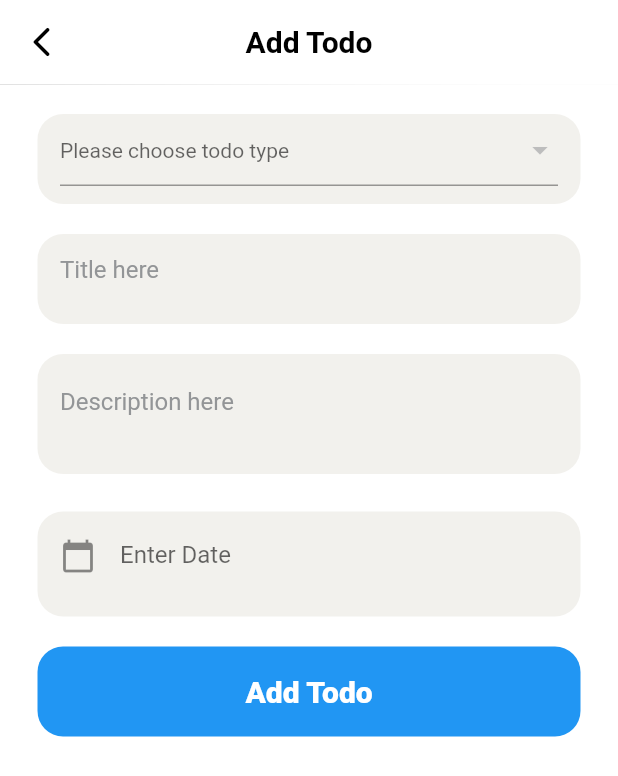
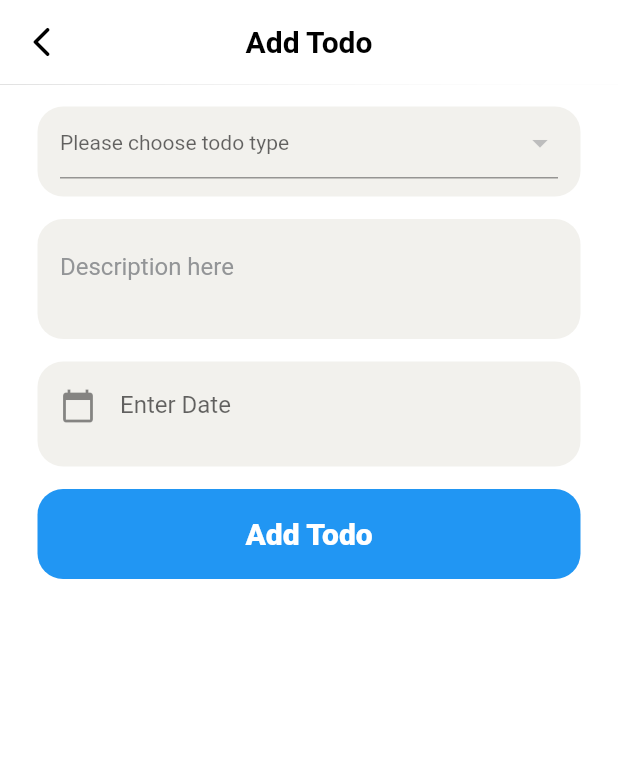
Before and after one commit to molorane/flutter-todo, a Flutter app: the AddTodo screen opened directly, on a phone screen of 412 x 824 dp. Shown: the top 776 px of the screen. Run offline on Flutter 3.47's test engine with Material 2 defaults, Android fonts, the phone set to English and light mode, and no system bars; our stand-ins replace equatable, flutter_riverpod, flutter_svg, iconsax, percent_indicator; missing offline and left inert: openapi_generator_annotations; Roboto replaces fonts that are missing (Cerebri Sans).

Commit message:
remove title

```diff
--- a/lib/pages/dashboard/dashboard.page.dart
+++ b/lib/pages/dashboard/dashboard.page.dart
@@ -283,7 +283,8 @@ class _DashboardPage extends State<DashboardPage> {
                                           totalByTodoType: todoStats!
                                               .countTodosByType(todoStats!
                                                   .groupTodos()
-                                                  .elementAt(index)));
+                                                  .elementAt(index)),
+                                      todoStats: todoStats!,);
                                     })),
                           ],
                         ),
--- a/lib/pages/routes/home.page.route.dart
+++ b/lib/pages/routes/home.page.route.dart
@@ -7,6 +7,7 @@ import 'package:todo/widgets/bottom.bar.dart';
 
 import '../errors/error.dialog.dart';
 import '../todo/add.todo.page.dart';
+import '../todo/grouping/todos.by.type.page.dart';
 
 class HomePageRouting extends StatelessWidget {
   const HomePageRouting({Key? key}) : super(key: key);
@@ -23,6 +24,7 @@ class HomePageRouting extends StatelessWidget {
         '/profile': (context) => const ProfilePage(),
         '/addTodo': (context) => const AddTodo(),
         '/updateTodo': (context) => const UpdateTodo(),
+        '/todosByType': (context) => const TodosByType(),
         '/error': (context) => ErrorDialog(),
       },
     );
--- a/lib/pages/todo/add.todo.page.dart
+++ b/lib/pages/todo/add.todo.page.dart
@@ -2,7 +2,6 @@
 import 'package:flutter/material.dart';
 import 'package:flutter_riverpod/flutter_riverpod.dart';
 import 'package:todo/pages/todo/widgets/todo.date.dart';
-import 'package:todo/pages/todo/widgets/todo.title.form.field.dart';
 import 'package:todo/pages/todo/widgets/todo.type.dart';
 import 'package:todo/theme/colors.dart';
 
@@ -34,7 +33,6 @@ class _AddTodo extends State<AddTodo> {
   final tasksProvider = StateNotifierProvider<TaskNotifier, List<Task>>((ref) {
     return TaskNotifier(tasks: [
       Task(id: 1, fieldName: 'todoType'),
-      Task(id: 2, fieldName: 'title'),
       Task(id: 3, fieldName: 'description'),
       Task(id: 4, fieldName: 'dueDate'),
     ]);
@@ -87,7 +85,7 @@ class _AddTodo extends State<AddTodo> {
       body: SingleChildScrollView(
         scrollDirection: Axis.vertical,
         child: Padding(
-          padding: const EdgeInsets.only(top: 20, left: 25, right: 25),
+          padding: const EdgeInsets.only(top: 15, left: 25, right: 25),
           child: Form(
               key: _formKey,
               child: Column(
@@ -107,24 +105,7 @@ class _AddTodo extends State<AddTodo> {
                     ),
                   ),
                   SizedBox(
-                    height: 20,
-                  ),
-                  Container(
-                    decoration: BoxDecoration(
-                        color: textfield,
-                        borderRadius: BorderRadius.circular(17)),
-                    height: 60,
-                    width: double.infinity,
-                    child: Padding(
-                      padding: const EdgeInsets.only(left: 15),
-                      child: TodoTitleFormField(
-                        taskProvider: tasksProvider,
-                        todo: todo,
-                      ),
-                    ),
-                  ),
-                  SizedBox(
-                    height: 20,
+                    height: 15,
                   ),
                   Container(
                     decoration: BoxDecoration(
@@ -141,7 +122,7 @@ class _AddTodo extends State<AddTodo> {
                     ),
                   ),
                   SizedBox(
-                    height: 25,
+                    height: 15,
                   ),
                   Container(
                     decoration: BoxDecoration(
@@ -159,7 +140,7 @@ class _AddTodo extends State<AddTodo> {
                     ),
                   ),
                   SizedBox(
-                    height: 20,
+                    height: 15,
                   ),
                   GestureDetector(
                       onTap: () {
--- a/lib/pages/todo/widgets/todo.title.form.field.dart
+++ /dev/null
@@ -1,41 +0,0 @@
-import 'package:flutter/material.dart';
-import 'package:flutter_riverpod/flutter_riverpod.dart';
-
-import '../../../openapi/lib/api.dart';
-import '../../../state/task.dart';
-import '../../../state/task.notifier.dart';
-import '../../../theme/colors.dart';
-
-class TodoTitleFormField extends ConsumerWidget {
-  final StateNotifierProvider<TaskNotifier, List<Task>> taskProvider;
-  final TodoDTO todo;
-
-  const TodoTitleFormField(
-      {required this.taskProvider, required this.todo, super.key});
-
-  @override
-  Widget build(BuildContext context, WidgetRef ref) {
-    var tasks = ref.watch(taskProvider);
-    Task task = tasks.where((e) => e.fieldName == "title").first;
-
-    return TextFormField(
-        textInputAction: TextInputAction.done,
-        cursorColor: Colors.black87,
-        decoration: const InputDecoration(
-            hintText: "Title here",
-            hintStyle:
-                TextStyle(fontFamily: "Cerebri Sans", color: inactiveButton),
-            border: InputBorder.none),
-        onSaved: (newValue) {
-          todo.title = newValue;
-          ref.read(taskProvider.notifier).changed(task.id, newValue);
-        },
-        initialValue: task.value ?? '',
-        validator: (title) {
-          if (title!.isEmpty) {
-            return "Please enter title";
-          }
-          return null;
-        });
-  }
-}
--- a/lib/theme/colors.dart
+++ b/lib/theme/colors.dart
@@ -9,7 +9,10 @@ const activeButton = Color.fromRGBO(113, 86, 255, 1);
 const inactiveButton = Color.fromRGBO(147, 149, 151, 1);
 const todoContainer = Color.fromRGBO(249, 249, 249, 1);
 const textfield = Color.fromRGBO(242, 241, 237, 1);
+const containerField = Color.fromRGBO(242, 241, 237, 1);
 const profileItem = Color(0xFFF5F6F9);
 const darkGray = Color(0xFF757575);
 var secondaryColor = const Color(0xFF5593f8);
 var primaryColor = const Color(0xFF48c9e2);
+var completedTodoContainer = Color(0x32517E4E);
+var inProgressTodoContainer = Color(0xFFF5F6F9);
--- a/lib/util/route.navigator.util.dart
+++ b/lib/util/route.navigator.util.dart
@@ -12,6 +12,12 @@ class RouteNavigatorUtil {
     }
 
     return const LandingPage();
+  }
+
+  static void previousPage({required BuildContext context, int seconds = 0}) {
+    Future.delayed(Duration(seconds: seconds), () {
+      Navigator.of(context).pop();
+    });
   }
 
   static goToPage(
--- a/todo-spec.yaml
+++ b/todo-spec.yaml
@@ -11,7 +11,7 @@ info:
     url: http://springdoc.org
   version: 0.0.1
 servers:
-  - url: http://localhost:2023/todo
+  - url: http://localhost:2023
     description: Generated server url
 tags:
   - name: Dashboard
@@ -325,15 +325,15 @@ paths:
             '*/*':
               schema:
                 type: string
-  /v1/task/{title}/title:
+  /v1/task/{description}/description:
     get:
       tags:
         - Todo
       summary: Get a Todo By title
       description: Get a Todo
-      operationId: findAllTodosByTitleContaining
+      operationId: findAllTodosByDescriptionContaining
       parameters:
-        - name: title
+        - name: description
           in: path
           required: true
           schema:
@@ -464,8 +464,6 @@ components:
             - FOOD
             - ENTERTAINMENT
           default: STUDY
-        title:
-          type: string
         completed:
           type: boolean
           default: false
```
Also changed, not shown: lib/pages/dashboard/widgets/stat.card.dart (+14 -3 lines), lib/pages/home/home.page.dart (+3 -4 lines), lib/pages/home/widgets/todo.dart (+14 -10 lines), lib/pages/todo/grouping/page.args.dart (added, +11 -0 lines), lib/pages/todo/grouping/todos.by.type.page.dart (added, +160 -0 lines), lib/pages/todo/update.todo.page.dart (+12 -32 lines), lib/util/todo.stats.dart (+8 -0 lines), lib/widgets/progress.todo.card.dart (+27 -10 lines), assets/todo_types/flutter.png, lib/config/openapi.config.dart, pubspec.lock.
